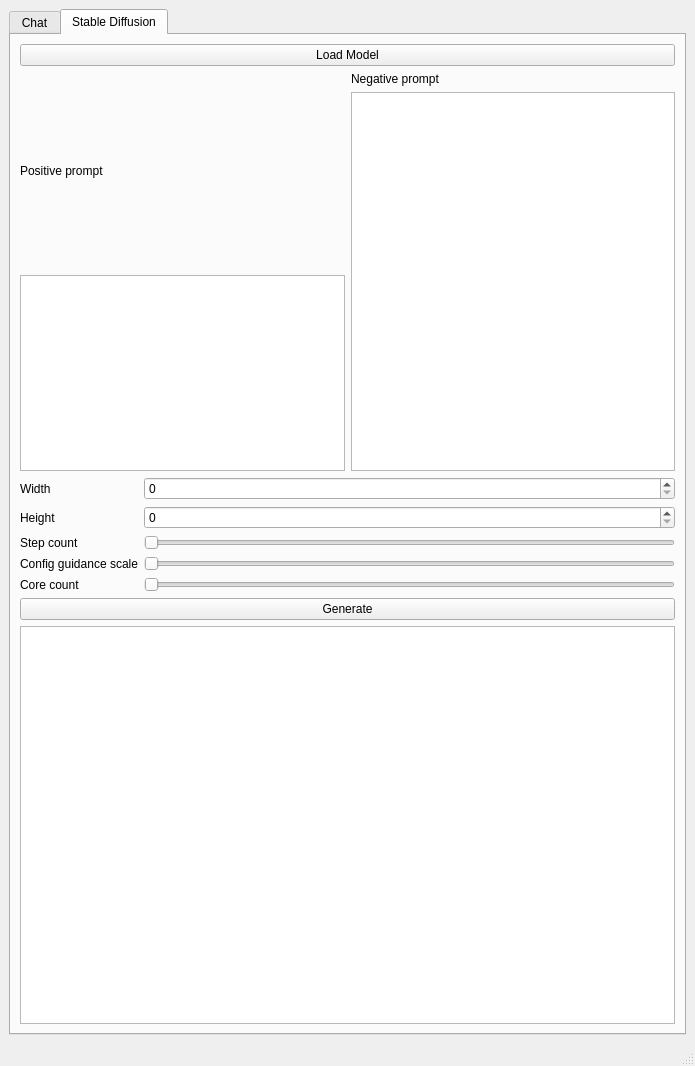
Iemand005/Singularity, file AIOneQTWidgets/mainwindow.ui: the form before one commit.
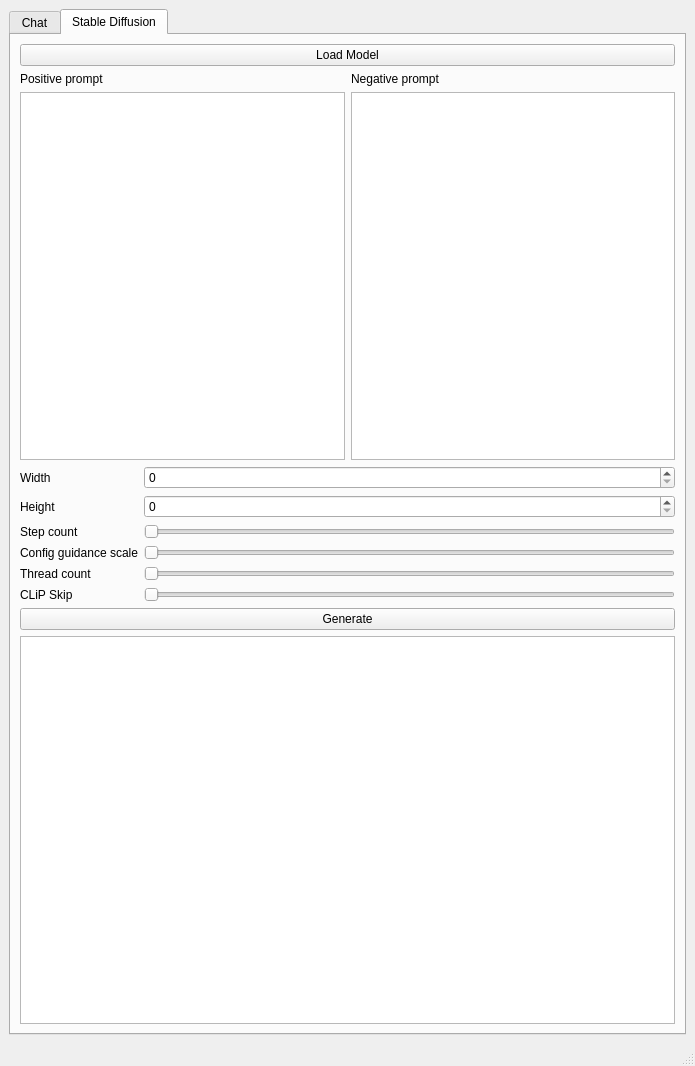
The form after the commit.

Commit message: Connect image gen options with UI

```diff
--- a/AIOneQTWidgets/mainwindow.ui
+++ b/AIOneQTWidgets/mainwindow.ui
@@ -105,7 +105,7 @@
             <item>
              <widget class="QPlainTextEdit" name="imageKeywordsInput">
               <property name="sizePolicy">
-               <sizepolicy hsizetype="Expanding" vsizetype="Minimum">
+               <sizepolicy hsizetype="Expanding" vsizetype="Expanding">
                 <horstretch>0</horstretch>
                 <verstretch>0</verstretch>
                </sizepolicy>
@@ -138,67 +138,81 @@
         </item>
         <item>
          <layout class="QFormLayout" name="formLayout">
-          <item row="4" column="0">
+          <item row="0" column="0">
+           <widget class="QLabel" name="widthLabel">
+            <property name="text">
+             <string>Width</string>
+            </property>
+           </widget>
+          </item>
+          <item row="0" column="1">
+           <widget class="QSpinBox" name="widthBox"/>
+          </item>
+          <item row="1" column="0">
+           <widget class="QLabel" name="heightLabel">
+            <property name="text">
+             <string>Height</string>
+            </property>
+           </widget>
+          </item>
+          <item row="1" column="1">
+           <widget class="QSpinBox" name="heightBox"/>
+          </item>
+          <item row="2" column="0">
            <widget class="QLabel" name="stepCountLabel">
             <property name="text">
              <string>Step count</string>
             </property>
            </widget>
           </item>
-          <item row="4" column="1">
+          <item row="2" column="1">
            <widget class="QSlider" name="stepCountSlider">
             <property name="orientation">
              <enum>Qt::Orientation::Horizontal</enum>
             </property>
            </widget>
           </item>
-          <item row="6" column="1">
-           <widget class="QSlider" name="nThreadSlider">
-            <property name="orientation">
-             <enum>Qt::Orientation::Horizontal</enum>
-            </property>
-           </widget>
-          </item>
-          <item row="5" column="1">
-           <widget class="QSlider" name="cfgSlider">
-            <property name="orientation">
-             <enum>Qt::Orientation::Horizontal</enum>
-            </property>
-           </widget>
-          </item>
-          <item row="5" column="0">
+          <item row="3" column="0">
            <widget class="QLabel" name="cfgLabel">
             <property name="text">
              <string>Config guidance scale</string>
             </property>
            </widget>
           </item>
-          <item row="6" column="0">
-           <widget class="QLabel" name="nThreadLabel">
-            <property name="text">
-             <string>Core count</string>
-            </property>
-           </widget>
-          </item>
-          <item row="3" column="0">
-           <widget class="QLabel" name="heightLabel">
-            <property name="text">
-             <string>Height</string>
-            </property>
-           </widget>
-          </item>
-          <item row="2" column="0">
-           <widget class="QLabel" name="widthLabel">
-            <property name="text">
-             <string>Width</string>
-            </property>
-           </widget>
-          </item>
-          <item row="2" column="1">
-           <widget class="QSpinBox" name="widthBox"/>
-          </item>
           <item row="3" column="1">
-           <widget class="QSpinBox" name="heightBox"/>
+           <widget class="QSlider" name="cfgSlider">
+            <property name="orientation">
+             <enum>Qt::Orientation::Horizontal</enum>
+            </property>
+           </widget>
+          </item>
+          <item row="4" column="0">
+           <widget class="QLabel" name="nThreadLabel">
+            <property name="text">
+             <string>Thread count</string>
+            </property>
+           </widget>
+          </item>
+          <item row="4" column="1">
+           <widget class="QSlider" name="nThreadSlider">
+            <property name="orientation">
+             <enum>Qt::Orientation::Horizontal</enum>
+            </property>
+           </widget>
+          </item>
+          <item row="5" column="0">
+           <widget class="QLabel" name="clipSkipLabel">
+            <property name="text">
+             <string>CLiP Skip</string>
+            </property>
+           </widget>
+          </item>
+          <item row="5" column="1">
+           <widget class="QSlider" name="horizontalSlider">
+            <property name="orientation">
+             <enum>Qt::Orientation::Horizontal</enum>
+            </property>
+           </widget>
           </item>
          </layout>
         </item>
```
Left out of the diff: 8 changed lines with no effect on the pictures. The commit also changes 2 other files.
